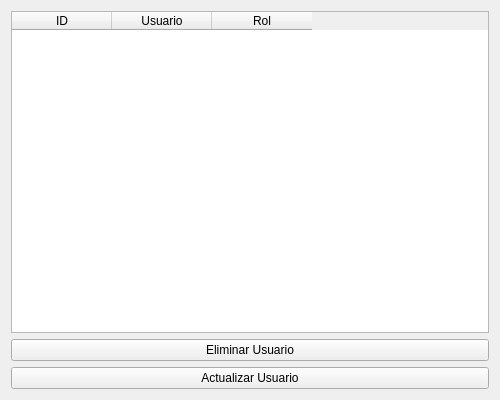
The window that SafeSpace/client/src/view/userlistpage.ui (Svndda/CI-0123-PIRS-incomprendidos) describes before a commit, drawn with Qt 5.
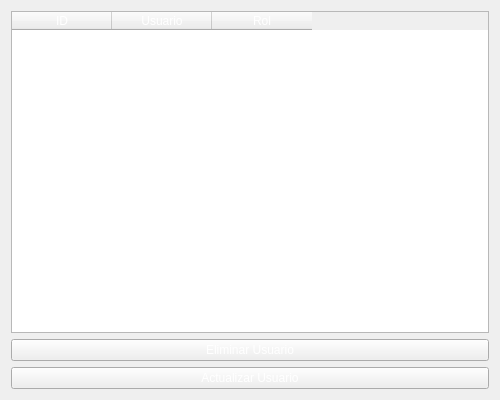
The same window after the commit.

```diff
--- a/SafeSpace/client/src/view/userlistpage.ui
+++ b/SafeSpace/client/src/view/userlistpage.ui
@@ -13,6 +13,10 @@
   <property name="windowTitle">
    <string>Lista de Usuarios</string>
   </property>
+  <property name="styleSheet">
+   <string notr="true">color:white;
+</string>
+  </property>
   <layout class="QVBoxLayout" name="verticalLayout">
    <item>
     <widget class="QTableWidget" name="userTableWidget">
```
